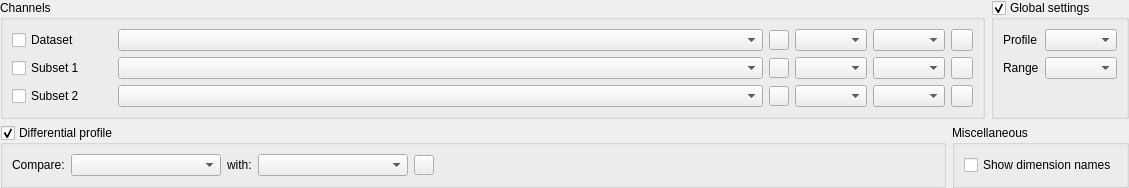
Qt form src/SettingsWidget.ui (ManiVaultStudio/DimensionsViewerPlugin) before a commit.
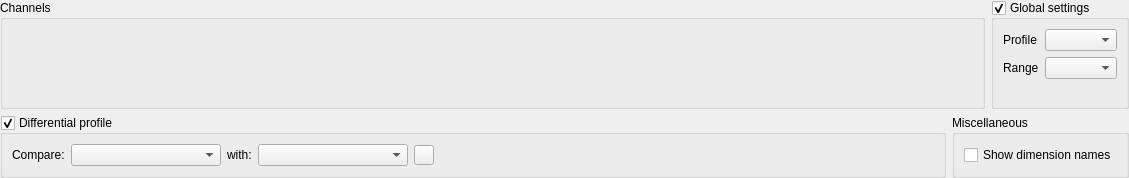
The same form after that commit. Custom widgets are drawn as their Qt base class.

The edit to the form file:
```diff
--- a/src/SettingsWidget.ui
+++ b/src/SettingsWidget.ui
@@ -38,7 +38,7 @@
       <widget class="QGroupBox" name="channelsGroupBox">
        <property name="sizePolicy">
         <sizepolicy hsizetype="Preferred" vsizetype="Preferred">
-         <horstretch>0</horstretch>
+         <horstretch>1</horstretch>
          <verstretch>0</verstretch>
         </sizepolicy>
        </property>
@@ -47,275 +47,7 @@
        </property>
        <layout class="QVBoxLayout" name="verticalLayout">
         <item>
-         <layout class="QGridLayout" name="channelsGridLayout">
-          <property name="topMargin">
-           <number>0</number>
-          </property>
-          <item row="1" column="0">
-           <widget class="QCheckBox" name="channel2EnabledCheckBox">
-            <property name="enabled">
-             <bool>true</bool>
-            </property>
-            <property name="minimumSize">
-             <size>
-              <width>100</width>
-              <height>0</height>
-             </size>
-            </property>
-            <property name="text">
-             <string>Subset 1</string>
-            </property>
-           </widget>
-          </item>
-          <item row="1" column="7">
-           <widget class="QComboBox" name="channel2RangeTypeComboBox"/>
-          </item>
-          <item row="1" column="4">
-           <widget class="ColorPickerPushButton" name="channel2ColorPushButton">
-            <property name="enabled">
-             <bool>true</bool>
-            </property>
-            <property name="sizePolicy">
-             <sizepolicy hsizetype="Fixed" vsizetype="Fixed">
-              <horstretch>0</horstretch>
-              <verstretch>0</verstretch>
-             </sizepolicy>
-            </property>
-            <property name="minimumSize">
-             <size>
-              <width>20</width>
-              <height>20</height>
-             </size>
-            </property>
-            <property name="maximumSize">
-             <size>
-              <width>20</width>
-              <height>20</height>
-             </size>
-            </property>
-            <property name="text">
-             <string/>
-            </property>
-           </widget>
-          </item>
-          <item row="2" column="6">
-           <widget class="QComboBox" name="channel3ProfileTypeComboBox"/>
-          </item>
-          <item row="2" column="7">
-           <widget class="QComboBox" name="channel3RangeTypeComboBox"/>
-          </item>
-          <item row="2" column="1">
-           <widget class="QComboBox" name="channel3DatasetNameComboBox">
-            <property name="enabled">
-             <bool>true</bool>
-            </property>
-            <property name="sizePolicy">
-             <sizepolicy hsizetype="Preferred" vsizetype="Fixed">
-              <horstretch>1</horstretch>
-              <verstretch>0</verstretch>
-             </sizepolicy>
-            </property>
-           </widget>
-          </item>
-          <item row="1" column="1">
-           <widget class="QComboBox" name="channel2DatasetNameComboBox">
-            <property name="enabled">
-             <bool>true</bool>
-            </property>
-            <property name="sizePolicy">
-             <sizepolicy hsizetype="Preferred" vsizetype="Fixed">
-              <horstretch>1</horstretch>
-              <verstretch>0</verstretch>
-             </sizepolicy>
-            </property>
-           </widget>
-          </item>
-          <item row="0" column="4">
-           <widget class="ColorPickerPushButton" name="channel1ColorPushButton">
-            <property name="enabled">
-             <bool>true</bool>
-            </property>
-            <property name="sizePolicy">
-             <sizepolicy hsizetype="Fixed" vsizetype="Fixed">
-              <horstretch>0</horstretch>
-              <verstretch>0</verstretch>
-             </sizepolicy>
-            </property>
-            <property name="minimumSize">
-             <size>
-              <width>20</width>
-              <height>20</height>
-             </size>
-            </property>
-            <property name="maximumSize">
-             <size>
-              <width>20</width>
-              <height>20</height>
-             </size>
-            </property>
-            <property name="baseSize">
-             <size>
-              <width>0</width>
-              <height>0</height>
-             </size>
-            </property>
-            <property name="text">
-             <string/>
-            </property>
-           </widget>
-          </item>
-          <item row="0" column="1">
-           <widget class="QComboBox" name="channel1DatasetNameComboBox">
-            <property name="enabled">
-             <bool>true</bool>
-            </property>
-            <property name="sizePolicy">
-             <sizepolicy hsizetype="MinimumExpanding" vsizetype="Fixed">
-              <horstretch>0</horstretch>
-              <verstretch>0</verstretch>
-             </sizepolicy>
-            </property>
-            <property name="toolTip">
-             <string>Current dataset name</string>
-            </property>
-           </widget>
-          </item>
-          <item row="0" column="6">
-           <widget class="QComboBox" name="channel1ProfileTypeComboBox"/>
-          </item>
-          <item row="0" column="7">
-           <widget class="QComboBox" name="channel1RangeTypeComboBox"/>
-          </item>
-          <item row="2" column="4">
-           <widget class="ColorPickerPushButton" name="channel3ColorPushButton">
-            <property name="enabled">
-             <bool>true</bool>
-            </property>
-            <property name="sizePolicy">
-             <sizepolicy hsizetype="Fixed" vsizetype="Fixed">
-              <horstretch>0</horstretch>
-              <verstretch>0</verstretch>
-             </sizepolicy>
-            </property>
-            <property name="minimumSize">
-             <size>
-              <width>20</width>
-              <height>20</height>
-             </size>
-            </property>
-            <property name="maximumSize">
-             <size>
-              <width>20</width>
-              <height>20</height>
-             </size>
-            </property>
-            <property name="text">
-             <string/>
-            </property>
-           </widget>
-          </item>
-          <item row="2" column="0">
-           <widget class="QCheckBox" name="channel3EnabledCheckBox">
-            <property name="enabled">
-             <bool>true</bool>
-            </property>
-            <property name="minimumSize">
-             <size>
-              <width>100</width>
-              <height>0</height>
-             </size>
-            </property>
-            <property name="text">
-             <string>Subset 2</string>
-            </property>
-           </widget>
-          </item>
-          <item row="1" column="6">
-           <widget class="QComboBox" name="channel2ProfileTypeComboBox"/>
-          </item>
-          <item row="0" column="0">
-           <widget class="QCheckBox" name="channel1EnabledCheckBox">
-            <property name="text">
-             <string>Dataset</string>
-            </property>
-           </widget>
-          </item>
-          <item row="0" column="8">
-           <widget class="QPushButton" name="channel1SettingsPushButton">
-            <property name="sizePolicy">
-             <sizepolicy hsizetype="Fixed" vsizetype="Fixed">
-              <horstretch>0</horstretch>
-              <verstretch>0</verstretch>
-             </sizepolicy>
-            </property>
-            <property name="minimumSize">
-             <size>
-              <width>22</width>
-              <height>22</height>
-             </size>
-            </property>
-            <property name="maximumSize">
-             <size>
-              <width>22</width>
-              <height>22</height>
-             </size>
-            </property>
-            <property name="text">
-             <string/>
-            </property>
-           </widget>
-          </item>
-          <item row="1" column="8">
-           <widget class="QPushButton" name="channel2SettingsPushButton">
-            <property name="sizePolicy">
-             <sizepolicy hsizetype="Fixed" vsizetype="Fixed">
-              <horstretch>0</horstretch>
-              <verstretch>0</verstretch>
-             </sizepolicy>
-            </property>
-            <property name="minimumSize">
-             <size>
-              <width>22</width>
-              <height>22</height>
-             </size>
-            </property>
-            <property name="maximumSize">
-             <size>
-              <width>22</width>
-              <height>22</height>
-             </size>
-            </property>
-            <property name="text">
-             <string/>
-            </property>
-           </widget>
-          </item>
-          <item row="2" column="8">
-           <widget class="QPushButton" name="channel3SettingsPushButton">
-            <property name="sizePolicy">
-             <sizepolicy hsizetype="Fixed" vsizetype="Fixed">
-              <horstretch>0</horstretch>
-              <verstretch>0</verstretch>
-             </sizepolicy>
-            </property>
-            <property name="minimumSize">
-             <size>
-              <width>22</width>
-              <height>22</height>
-             </size>
-            </property>
-            <property name="maximumSize">
-             <size>
-              <width>22</width>
-              <height>22</height>
-             </size>
-            </property>
-            <property name="text">
-             <string/>
-            </property>
-           </widget>
-          </item>
-         </layout>
+         <layout class="QVBoxLayout" name="channelsLayout"/>
         </item>
        </layout>
       </widget>
```
